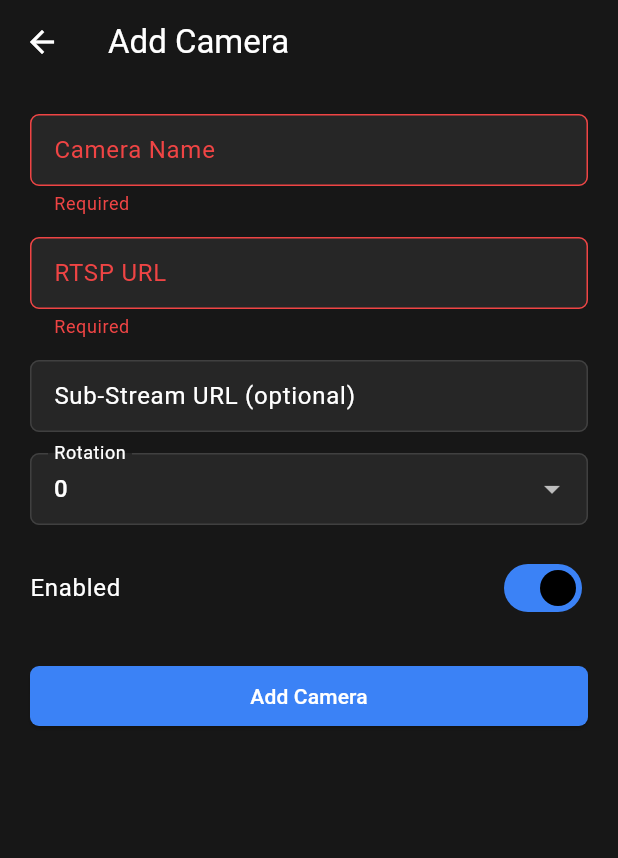
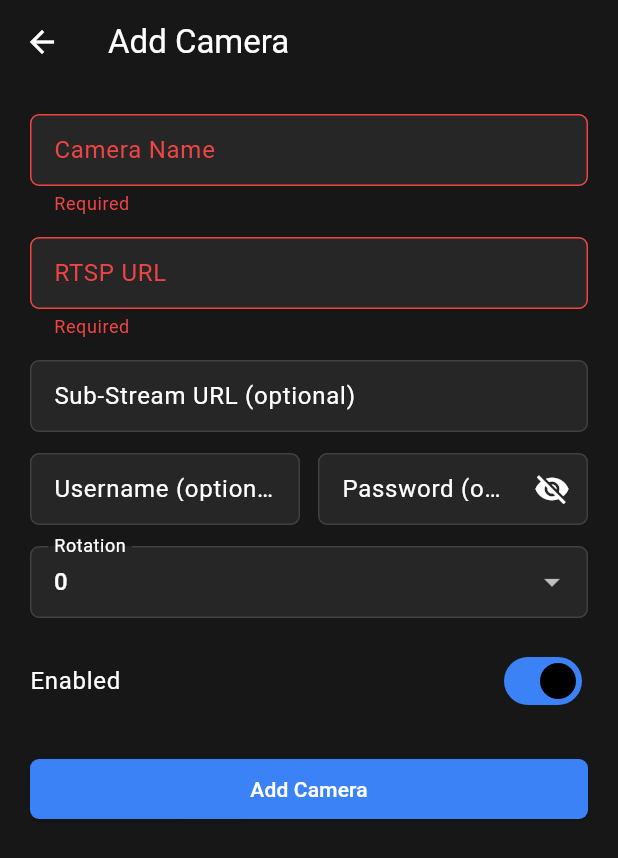
Before and after one commit to richard1912/RichIris, a Flutter app: the CameraFormScreen screen opened directly with empty values, after a tap on "Add Camera", on a phone screen of 412 x 824 dp. Shown: the top 858 px of the screen. Run offline on Flutter 3.47's test engine with Material 3 defaults, Android fonts, the phone set to English and light mode, and no system bars; our stand-ins replace dio, shared_preferences; missing offline and left inert: flutter_inappwebview, media_kit, media_kit_video; accounts and stored records are empty.

Commit message:
Add username/password fields to camera form and fix create_camera 500 error
Camera form now has optional username/password fields that auto-inject
credentials into RTSP URLs. When editing, credentials are parsed out of
existing URLs and shown separately. Fixed two backend bugs: logger using
reserved 'name' key in LogRecord extras, and unhandled stream start
failures crashing the create endpoint.

Co-Authored-By: Claude Opus 4.6 <noreply@anthropic.com>

```diff
--- a/app/lib/screens/camera_form_screen.dart
+++ b/app/lib/screens/camera_form_screen.dart
@@ -17,20 +17,50 @@ class _CameraFormScreenState extends State<CameraFormScreen> {
   late final TextEditingController _nameCtrl;
   late final TextEditingController _rtspCtrl;
   late final TextEditingController _subStreamCtrl;
+  late final TextEditingController _usernameCtrl;
+  late final TextEditingController _passwordCtrl;
   late bool _enabled;
   late int _rotation;
   bool _saving = false;
   String? _error;
+  bool _obscurePassword = true;
 
   bool get isEditing => widget.camera != null;
+
+  /// Parse credentials from an RTSP URL like rtsp://user:pass@host/path
+  /// Returns (username, password, urlWithoutCreds).
+  static (String, String, String) _parseRtspCreds(String url) {
+    final uri = Uri.tryParse(url);
+    if (uri == null || uri.userInfo.isEmpty) return ('', '', url);
+    final parts = uri.userInfo.split(':');
+    final user = parts.first;
+    final pass = parts.length > 1 ? parts.sublist(1).join(':') : '';
+    final clean = url.replaceFirst('${uri.userInfo}@', '');
+    return (user, pass, clean);
+  }
+
+  /// Inject credentials into an RTSP URL.
+  static String _injectCreds(String url, String user, String pass) {
+    if (user.isEmpty) return url;
+    final creds = pass.isEmpty ? user : '$user:$pass';
+    final re = RegExp(r'^(rtsp://)(.*)$', caseSensitive: false);
+    final m = re.firstMatch(url);
+    if (m == null) return url;
+    return '${m.group(1)}$creds@${m.group(2)}';
+  }
 
   @override
   void initState() {
     super.initState();
+    final (user, pass, mainUrl) =
+        _parseRtspCreds(widget.camera?.rtspUrl ?? '');
+    final (_, _, subUrl) =
+        _parseRtspCreds(widget.camera?.subStreamUrl ?? '');
     _nameCtrl = TextEditingController(text: widget.camera?.name ?? '');
-    _rtspCtrl = TextEditingController(text: widget.camera?.rtspUrl ?? '');
-    _subStreamCtrl =
-        TextEditingController(text: widget.camera?.subStreamUrl ?? '');
+    _rtspCtrl = TextEditingController(text: mainUrl);
+    _subStreamCtrl = TextEditingController(text: subUrl);
+    _usernameCtrl = TextEditingController(text: user);
+    _passwordCtrl = TextEditingController(text: pass);
     _enabled = widget.camera?.enabled ?? true;
     _rotation = widget.camera?.rotation ?? 0;
   }
@@ -40,6 +70,8 @@ class _CameraFormScreenState extends State<CameraFormScreen> {
     _nameCtrl.dispose();
     _rtspCtrl.dispose();
     _subStreamCtrl.dispose();
+    _usernameCtrl.dispose();
+    _passwordCtrl.dispose();
     super.dispose();
   }
 
@@ -50,26 +82,26 @@ class _CameraFormScreenState extends State<CameraFormScreen> {
       _error = null;
     });
     try {
+      final user = _usernameCtrl.text.trim();
+      final pass = _passwordCtrl.text.trim();
+      final mainUrl = _injectCreds(_rtspCtrl.text.trim(), user, pass);
+      final sub = _subStreamCtrl.text.trim();
+      final subUrl = sub.isNotEmpty ? _injectCreds(sub, user, pass) : null;
+
       if (isEditing) {
         final data = <String, dynamic>{
           'name': _nameCtrl.text.trim(),
-          'rtsp_url': _rtspCtrl.text.trim(),
+          'rtsp_url': mainUrl,
+          'sub_stream_url': subUrl,
           'enabled': _enabled,
           'rotation': _rotation,
         };
-        final sub = _subStreamCtrl.text.trim();
-        if (sub.isNotEmpty) {
-          data['sub_stream_url'] = sub;
-        } else {
-          data['sub_stream_url'] = null;
-        }
         await widget.cameraApi.update(widget.camera!.id, data);
       } else {
         await widget.cameraApi.create(
           name: _nameCtrl.text.trim(),
-          rtspUrl: _rtspCtrl.text.trim(),
-          subStreamUrl:
-              _subStreamCtrl.text.trim().isNotEmpty ? _subStreamCtrl.text.trim() : null,
+          rtspUrl: mainUrl,
+          subStreamUrl: subUrl,
           enabled: _enabled,
           rotation: _rotation,
         );
@@ -142,7 +174,7 @@ class _CameraFormScreenState extends State<CameraFormScreen> {
                 controller: _rtspCtrl,
                 decoration: const InputDecoration(
                   labelText: 'RTSP URL',
-                  hintText: 'rtsp://192.168.8.41:554/stream',
+                  hintText: 'rtsp://192.168.8.41/stream1',
                 ),
                 validator: (v) => v == null || v.trim().isEmpty ? 'Required' : null,
               ),
@@ -151,8 +183,39 @@ class _CameraFormScreenState extends State<CameraFormScreen> {
                 controller: _subStreamCtrl,
                 decoration: const InputDecoration(
                   labelText: 'Sub-Stream URL (optional)',
-                  hintText: 'rtsp://192.168.8.41:554/sub_stream',
+                  hintText: 'rtsp://192.168.8.41/stream2',
                 ),
+              ),
+              const SizedBox(height: 14),
+              Row(
+                children: [
+                  Expanded(
+                    child: TextFormField(
+                      controller: _usernameCtrl,
+                      decoration: const InputDecoration(
+                        labelText: 'Username (optional)',
+                        hintText: 'admin',
+                      ),
+                    ),
+                  ),
+                  const SizedBox(width: 12),
+                  Expanded(
+                    child: TextFormField(
+                      controller: _passwordCtrl,
+                      obscureText: _obscurePassword,
+                      decoration: InputDecoration(
+                        labelText: 'Password (optional)',
+                        suffixIcon: IconButton(
+                          icon: Icon(_obscurePassword
+                              ? Icons.visibility_off
+                              : Icons.visibility),
+                          onPressed: () => setState(
+                              () => _obscurePassword = !_obscurePassword),
+                        ),
+                      ),
+                    ),
+                  ),
+                ],
               ),
               const SizedBox(height: 14),
               DropdownButtonFormField<int>(
```
Also changed, not shown: 1 other file.
